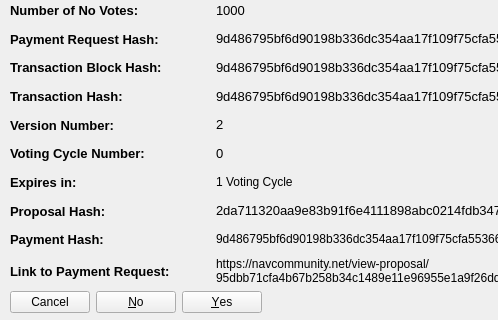
First picture: the form in src/qt/forms/communityfunddisplaypaymentrequestdetailed.ui, repository navcoin/navcoin-core, before the edit; both pictures show x 0 to 498 and y 177 to 497 of the 740 by 497 pixel window.
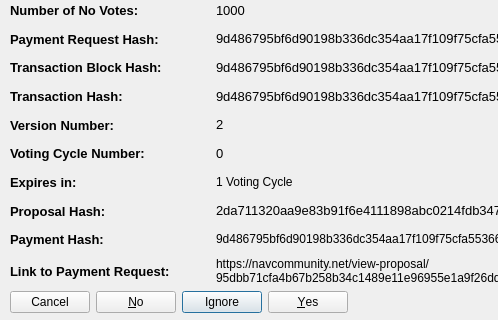
Second picture: the form after the edit.

What changed in the file:
```diff
--- a/src/qt/forms/communityfunddisplaypaymentrequestdetailed.ui
+++ b/src/qt/forms/communityfunddisplaypaymentrequestdetailed.ui
@@ -708,7 +708,7 @@
          <enum>Qt::RightToLeft</enum>
         </property>
         <property name="standardButtons">
-         <set>QDialogButtonBox::Cancel|QDialogButtonBox::No|QDialogButtonBox::Yes</set>
+         <set>QDialogButtonBox::Cancel|QDialogButtonBox::Ignore|QDialogButtonBox::No|QDialogButtonBox::Yes</set>
         </property>
        </widget>
       </item>
```
